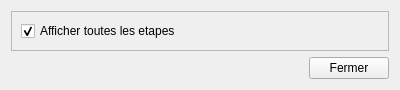
Above: src/settings.ui from Lorette/Lorette before the change. Below: the same form after it.
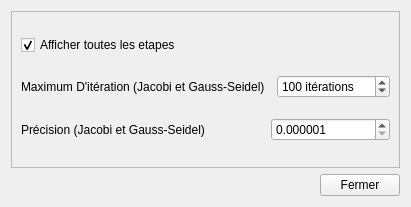
That is the form after the change.

```diff
--- a/src/settings.ui
+++ b/src/settings.ui
@@ -7,35 +7,13 @@
     <x>0</x>
     <y>0</y>
     <width>400</width>
-    <height>84</height>
+    <height>207</height>
    </rect>
   </property>
   <property name="windowTitle">
    <string>Options</string>
   </property>
   <layout class="QGridLayout" name="gridLayout">
-   <item row="0" column="0" colspan="2">
-    <widget class="QFrame" name="frame">
-     <property name="frameShape">
-      <enum>QFrame::StyledPanel</enum>
-     </property>
-     <property name="frameShadow">
-      <enum>QFrame::Raised</enum>
-     </property>
-     <layout class="QGridLayout" name="gridLayout_2">
-      <item row="0" column="0">
-       <widget class="QCheckBox" name="steps">
-        <property name="text">
-         <string>Afficher toutes les etapes</string>
-        </property>
-        <property name="checked">
-         <bool>true</bool>
-        </property>
-       </widget>
-      </item>
-     </layout>
-    </widget>
-   </item>
    <item row="2" column="0">
     <spacer name="horizontalSpacer">
      <property name="orientation">
@@ -56,6 +34,80 @@
      </property>
     </widget>
    </item>
+   <item row="0" column="0" colspan="2">
+    <widget class="QFrame" name="frame">
+     <property name="frameShape">
+      <enum>QFrame::StyledPanel</enum>
+     </property>
+     <property name="frameShadow">
+      <enum>QFrame::Raised</enum>
+     </property>
+     <layout class="QGridLayout" name="gridLayout_2">
+      <item row="2" column="0">
+       <widget class="QLabel" name="label_2">
+        <property name="text">
+         <string>Précision (Jacobi et Gauss-Seidel)</string>
+        </property>
+       </widget>
+      </item>
+      <item row="0" column="0">
+       <widget class="QCheckBox" name="steps">
+        <property name="text">
+         <string>Afficher toutes les etapes</string>
+        </property>
+        <property name="checked">
+         <bool>true</bool>
+        </property>
+       </widget>
+      </item>
+      <item row="1" column="0">
+       <widget class="QLabel" name="label">
+        <property name="text">
+         <string>Maximum D'itération (Jacobi et Gauss-Seidel)</string>
+        </property>
+       </widget>
+      </item>
+      <item row="1" column="2">
+       <widget class="QSpinBox" name="_max">
+        <property name="suffix">
+         <string> itérations</string>
+        </property>
+        <property name="prefix">
+         <string/>
+        </property>
+        <property name="minimum">
+         <number>1</number>
+        </property>
+        <property name="maximum">
+         <number>10000</number>
+        </property>
+        <property name="value">
+         <number>100</number>
+        </property>
+       </widget>
+      </item>
+      <item row="2" column="1" colspan="2">
+       <widget class="QDoubleSpinBox" name="prec">
+        <property name="decimals">
+         <number>6</number>
+        </property>
+        <property name="minimum">
+         <double>0.000001000000000</double>
+        </property>
+        <property name="maximum">
+         <double>1.000000000000000</double>
+        </property>
+        <property name="singleStep">
+         <double>0.000100000000000</double>
+        </property>
+        <property name="value">
+         <double>0.000001000000000</double>
+        </property>
+       </widget>
+      </item>
+     </layout>
+    </widget>
+   </item>
   </layout>
  </widget>
  <resources/>
```
